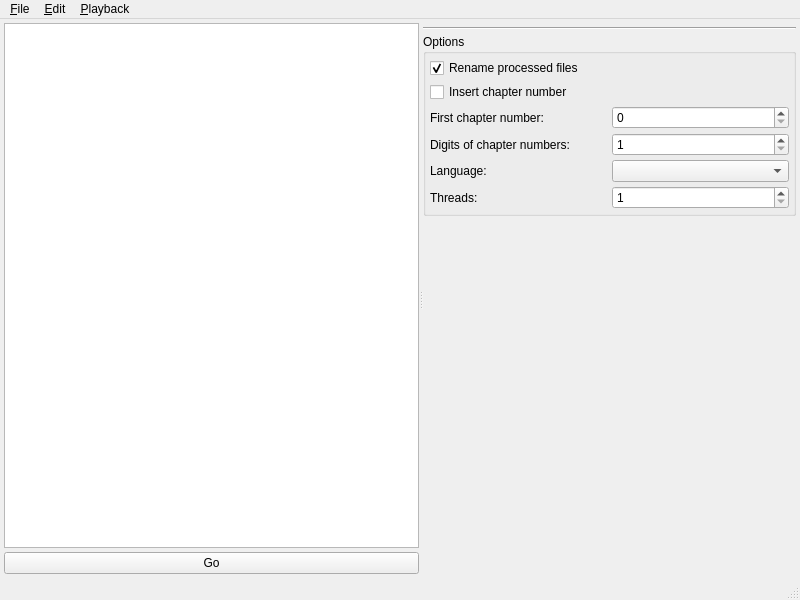
CaSchmidt/AudioBooQer, file AudioBooQer/ui/forms/WMainWindow.ui: the form before one commit.
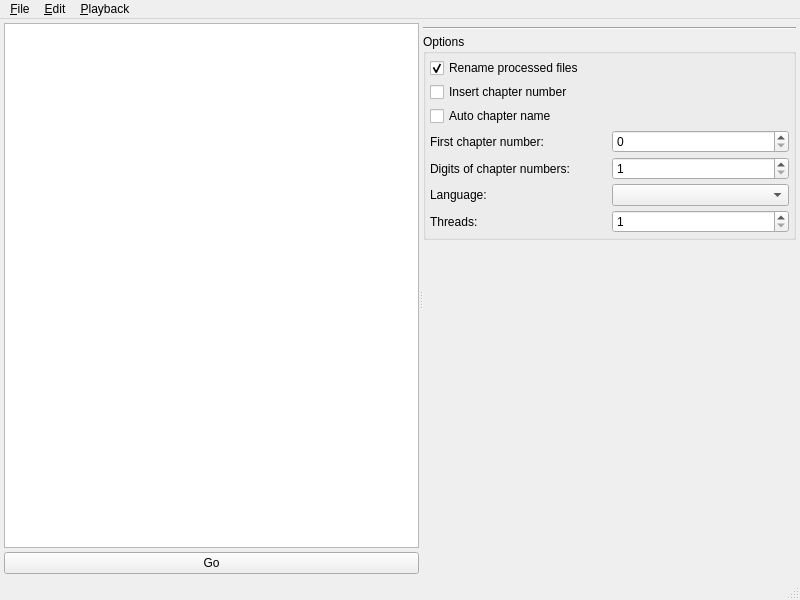
The form after the commit. Custom widgets are drawn as their Qt base class.

Commit message: Auto naming of chapters.

```diff
--- a/AudioBooQer/ui/forms/WMainWindow.ui
+++ b/AudioBooQer/ui/forms/WMainWindow.ui
@@ -70,7 +70,7 @@
         </item>
        </layout>
       </widget>
-      <widget class="QWidget" name="">
+      <widget class="QWidget" name="layoutWidget_1">
        <layout class="QVBoxLayout" name="verticalLayout">
         <property name="spacing">
          <number>4</number>
@@ -123,14 +123,21 @@
              </property>
             </widget>
            </item>
-           <item row="2" column="0">
+           <item row="2" column="0" colspan="2">
+            <widget class="QCheckBox" name="autoChapterCheck">
+             <property name="text">
+              <string>Auto chapter name</string>
+             </property>
+            </widget>
+           </item>
+           <item row="3" column="0">
             <widget class="QLabel" name="label">
              <property name="text">
               <string>First chapter number:</string>
              </property>
             </widget>
            </item>
-           <item row="2" column="1">
+           <item row="3" column="1">
             <widget class="QSpinBox" name="firstChapterSpin">
              <property name="minimum">
               <number>0</number>
@@ -140,14 +147,14 @@
              </property>
             </widget>
            </item>
-           <item row="3" column="0">
+           <item row="4" column="0">
             <widget class="QLabel" name="label_2">
              <property name="text">
               <string>Digits of chapter numbers:</string>
              </property>
             </widget>
            </item>
-           <item row="3" column="1">
+           <item row="4" column="1">
             <widget class="QSpinBox" name="numberWidthSpin">
              <property name="minimum">
               <number>1</number>
@@ -157,24 +164,24 @@
              </property>
             </widget>
            </item>
-           <item row="4" column="0">
+           <item row="5" column="0">
             <widget class="QLabel" name="label_3">
              <property name="text">
               <string>Language:</string>
              </property>
             </widget>
            </item>
-           <item row="4" column="1">
+           <item row="5" column="1">
             <widget class="QComboBox" name="languageCombo"/>
            </item>
-           <item row="5" column="0">
+           <item row="6" column="0">
             <widget class="QLabel" name="label_4">
              <property name="text">
               <string>Threads:</string>
              </property>
             </widget>
            </item>
-           <item row="5" column="1">
+           <item row="6" column="1">
             <widget class="QSpinBox" name="threadSpin">
              <property name="minimum">
               <number>1</number>
```
The commit also changes 3 other files.
